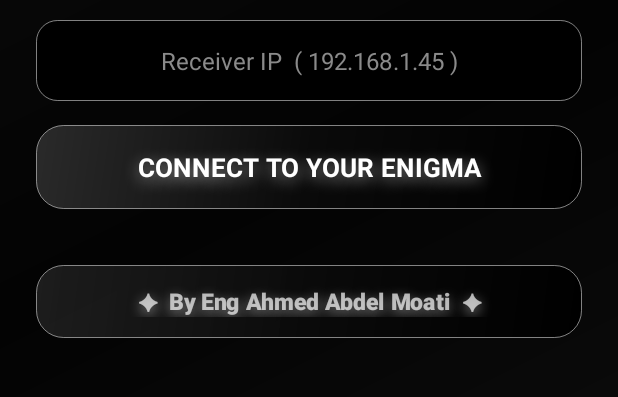
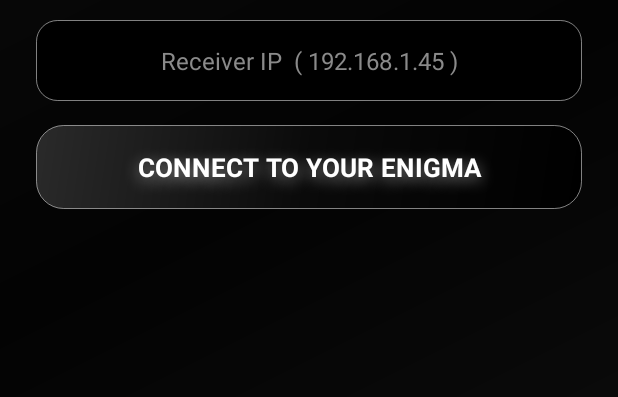
Before and after one commit to ah40mee-blip/uscript-apk, an Android app: the screen it shows after launch (MainActivity), on a phone screen of 412 x 824 dp, the part 451-848 px from its top. Run offline under Robolectric (Android 15) with nearby library versions, the phone set to English and light mode, and no system bars; 1 statement that could not run was skipped.

Commit message:
Add files via upload

```diff
--- a/app/src/main/java/com/uscript/web/MainActivity.kt
+++ b/app/src/main/java/com/uscript/web/MainActivity.kt
@@ -100,9 +100,18 @@ class MainActivity : AppCompatActivity() {
         val bg = FrameLayout(this).apply { background = GradientDrawable(GradientDrawable.Orientation.TL_BR, intArrayOf(Color.parseColor("#000000"), Color.parseColor("#080808"), Color.parseColor("#030303"), Color.parseColor("#0A0A0A"), Color.parseColor("#000000"))) } // خلفية أغمق
         val col = LinearLayout(this).apply { orientation = LinearLayout.VERTICAL; gravity = Gravity.CENTER; setPadding(dp(28), dp(28), dp(28), dp(28)); layoutParams = FrameLayout.LayoutParams(FrameLayout.LayoutParams.MATCH_PARENT, FrameLayout.LayoutParams.WRAP_CONTENT).apply { gravity = Gravity.CENTER } } // الكتابة في نص الشاشة بالظبط - منظم
         val enjoyLogo = premiumLogo(200, 115f).apply { alpha = 0f } // كبر اللوجو شوية - نفس الأولى // يبدأ مخفي - Fade In الأول
-        val enjoyText = TextView(this).apply { text = "✦  Enjoy Ur Premium\nExperience  ✦"; textSize = 28f; setTextColor(Color.parseColor("#B0FFFFFF")); gravity = Gravity.CENTER; setTypeface(android.graphics.Typeface.create("sans-serif-medium", android.graphics.Typeface.BOLD)); letterSpacing = 0.03f; setPadding(0, dp(24), 0, 0); setShadowLayer(12f, 0f, 4f, Color.parseColor("#80FFFFFF")); alpha = 0f } // يبدأ مخفي - Fade In التاني // رمز شيك يمين وشمال الكتابة
+        val enjoyText = TextView(this).apply { text = "Enjoy Ur Premium\nExperience"; textSize = 28f; setTextColor(Color.parseColor("#B0FFFFFF")); gravity = Gravity.CENTER; setTypeface(android.graphics.Typeface.create("sans-serif-medium", android.graphics.Typeface.BOLD)); letterSpacing = 0.03f; setPadding(0, dp(24), 0, 0); setShadowLayer(12f, 0f, 4f, Color.parseColor("#80FFFFFF")); alpha = 0f } // يبدأ مخفي - Fade In التاني // رمز شيك يمين وشمال الكتابة
         val enjoySub = TextView(this).apply { text = "Your Enigma is connected"; textSize = 15f; setTextColor(Color.parseColor("#9AA4C0")); gravity = Gravity.CENTER; setPadding(0, dp(10), 0, dp(22)); alpha = 0f }
-        col.addView(enjoyLogo); col.addView(enjoyText); col.addView(enjoySub)
+        // كارت زجاجي للكتابة - Enjoy + Sub جواه
+        val enjoyCard = LinearLayout(this@MainActivity).apply {
+            orientation = LinearLayout.VERTICAL; gravity = Gravity.CENTER
+            setPadding(dp(20), dp(18), dp(20), dp(18))
+            layoutParams = LinearLayout.LayoutParams(LinearLayout.LayoutParams.MATCH_PARENT, LinearLayout.LayoutParams.WRAP_CONTENT).apply { topMargin = dp(24); leftMargin = dp(16); rightMargin = dp(16) }
+            background = GradientDrawable(GradientDrawable.Orientation.TL_BR, intArrayOf(Color.parseColor("#1AFFFFFF"), Color.parseColor("#0A0A0A"), Color.parseColor("#000000"))).apply { cornerRadius = dp(20).toFloat(); setStroke(dp(1), Color.parseColor("#80FFFFFF")) }
+            elevation = dp(12).toFloat(); alpha = 0f // يبدأ مخفي - يظهر مع الكتابة
+            addView(enjoyText); addView(enjoySub)
+        }
+        col.addView(enjoyLogo); col.addView(enjoyCard)
         bg.addView(col)
         dlg.setContentView(bg)
         dlg.setCancelable(true)
@@ -112,6 +121,7 @@ class MainActivity : AppCompatActivity() {
         // 1) اللوجو Fade In - 800ms + تكبير خفيف
         enjoyLogo.animate().alpha(1f).scaleX(1.05f).scaleY(1.05f).setDuration(800).withEndAction { enjoyLogo.animate().scaleX(1f).scaleY(1f).setDuration(600).start() }.start()
         // 2) بعد اللوجو - Enjoy Ur Premium Experience Fade In - 800ms + الكلام متحرك
+        enjoyCard.animate().alpha(1f).setDuration(800).setStartDelay(800).start() // الكارت الزجاجي يظهر مع الكتابة
         enjoyText.animate().alpha(1f).translationY(12f).setDuration(800).setStartDelay(800).withEndAction {
             enjoyText.animate().translationY(0f).setDuration(500).start()
             // Enjoy متحرك: نبضة + طلوع ونزول بخفة
@@ -156,7 +166,16 @@ class MainActivity : AppCompatActivity() {
             orientation = LinearLayout.VERTICAL; gravity = Gravity.CENTER
             addView(splashLogo); addView(splashTitle); addView(splashSub)
         }
-        splashView = FrameLayout(this).apply { addView(splashCol) }
+        // كارت زجاجي By Eng Ahmed Abdel Moati - في أول شاشة تحت خالص
+        val splashCredit = LinearLayout(this).apply {
+            orientation = LinearLayout.VERTICAL; gravity = Gravity.CENTER
+            setPadding(dp(16), dp(14), dp(16), dp(14))
+            layoutParams = FrameLayout.LayoutParams(FrameLayout.LayoutParams.MATCH_PARENT, FrameLayout.LayoutParams.WRAP_CONTENT).apply { gravity = Gravity.BOTTOM or Gravity.CENTER_HORIZONTAL; bottomMargin = dp(28); leftMargin = dp(24); rightMargin = dp(24) }
+            background = GradientDrawable(GradientDrawable.Orientation.TL_BR, intArrayOf(Color.parseColor("#1AFFFFFF"), Color.parseColor("#0A0A0A"), Color.parseColor("#000000"))).apply { cornerRadius = dp(18).toFloat(); setStroke(dp(1), Color.parseColor("#80FFFFFF")) }
+            elevation = dp(10).toFloat()
+            addView(TextView(this).apply { text = "By Eng Ahmed Abdel Moati"; textSize = 15f; setTextColor(Color.parseColor("#B0FFFFFF")); gravity = Gravity.CENTER; setTypeface(android.graphics.Typeface.create("sans-serif-medium", android.graphics.Typeface.BOLD)); letterSpacing = 0.03f; setShadowLayer(10f, 0f, 4f, Color.parseColor("#80FFFFFF")) })
+        }
+        splashView = FrameLayout(this).apply { addView(splashCol); addView(splashCredit) }
 
         // ===== 2) صفحة الخانات =====
         val formLogo = premiumLogo(125, 70f)
@@ -174,20 +193,7 @@ class MainActivity : AppCompatActivity() {
             orientation = LinearLayout.VERTICAL; setPadding(dp(24), dp(48), dp(24), dp(28)) // قايمة أكبر وأشيك
             layoutParams = LinearLayout.LayoutParams(LinearLayout.LayoutParams.MATCH_PARENT, LinearLayout.LayoutParams.MATCH_PARENT)
             addView(formLogo); addView(title); addView(sub); addView(ipField) // من غير خانة بورت - البورت ثابت 8080
-            addView(configureBtn); addView(statusText)
-            // مسافة مرنة تزق الكارت لتحت خالص - المكان اللي علمت عليه
-            val spacer = View(this@MainActivity).apply { layoutParams = LinearLayout.LayoutParams(LinearLayout.LayoutParams.MATCH_PARENT, 0, 1f) }
-            addView(spacer)
-            // كارت زجاجي برميوم - اتنقل لتحت خالص
-            val creditCard = LinearLayout(this@MainActivity).apply { // الكارت بره الـ this بتاع الفورم
-                orientation = LinearLayout.VERTICAL; gravity = Gravity.CENTER
-                setPadding(dp(16), dp(14), dp(16), dp(14))
-                layoutParams = LinearLayout.LayoutParams(LinearLayout.LayoutParams.MATCH_PARENT, LinearLayout.LayoutParams.WRAP_CONTENT).apply { topMargin = dp(18) }
-                background = GradientDrawable(GradientDrawable.Orientation.TL_BR, intArrayOf(Color.parseColor("#1AFFFFFF"), Color.parseColor("#0A0A0A"), Color.parseColor("#000000"))).apply { cornerRadius = dp(18).toFloat(); setStroke(dp(1), Color.parseColor("#80FFFFFF")) }
-                elevation = dp(10).toFloat()
-                addView(TextView(this@MainActivity).apply { text = "✦  By Eng Ahmed Abdel Moati  ✦"; textSize = 15f; setTextColor(Color.parseColor("#B0FFFFFF")); gravity = Gravity.CENTER; setTypeface(android.graphics.Typeface.create("sans-serif-medium", android.graphics.Typeface.BOLD)); letterSpacing = 0.03f; setShadowLayer(10f, 0f, 4f, Color.parseColor("#80FFFFFF")) }) // رمز شيك يمين وشمال الكتابة
-            }
-            addView(creditCard) // الكارت لتحت خالص - مش تحت الزرار
+            addView(configureBtn); addView(statusText) // الكارت اتشال من هنا - اتنقل لأول شاشة
         }
         ipView = ScrollView(this).apply { addView(form); visibility = View.GONE }
 
```
